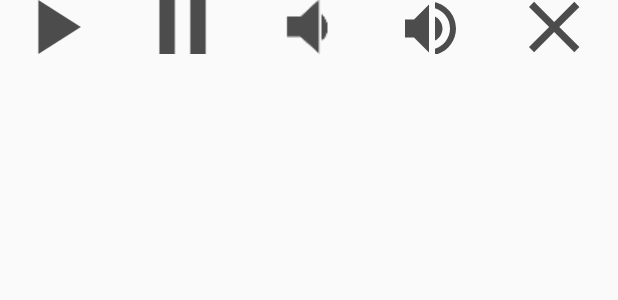
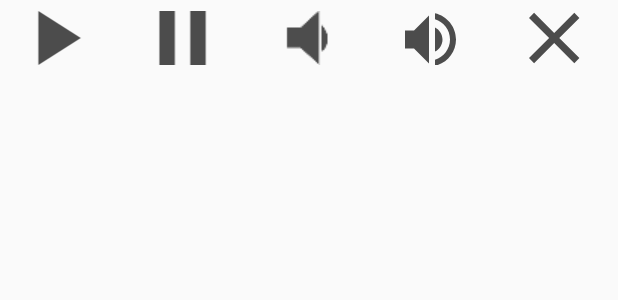
Before and after one commit to burdukowsky/mpc-hc-android, an Android app: the layout notification.xml on its own in the app's theme, with its tools: preview values and no code run, on a phone screen of 412 x 824 dp. Shown: the top 300 px of the screen. Run offline under Robolectric (Android 15) with nearby library versions, the phone set to English and light mode, and no system bars.

Commit message:
notification padding

```diff
--- a/app/src/main/res/layout/notification.xml
+++ b/app/src/main/res/layout/notification.xml
@@ -2,7 +2,8 @@
 <LinearLayout xmlns:android="http://schemas.android.com/apk/res/android"
     android:layout_width="match_parent"
     android:layout_height="match_parent"
-    android:orientation="horizontal">
+    android:orientation="horizontal"
+    android:paddingVertical="7dp">
 
     <ImageView
         android:id="@+id/notification_play"
```
